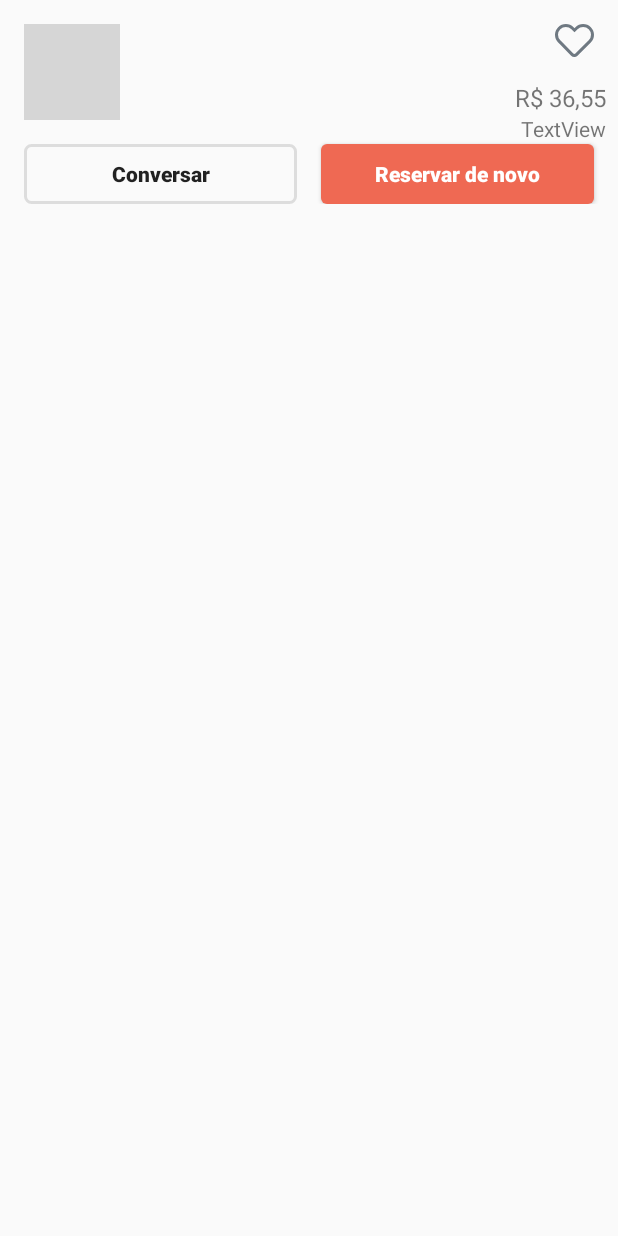
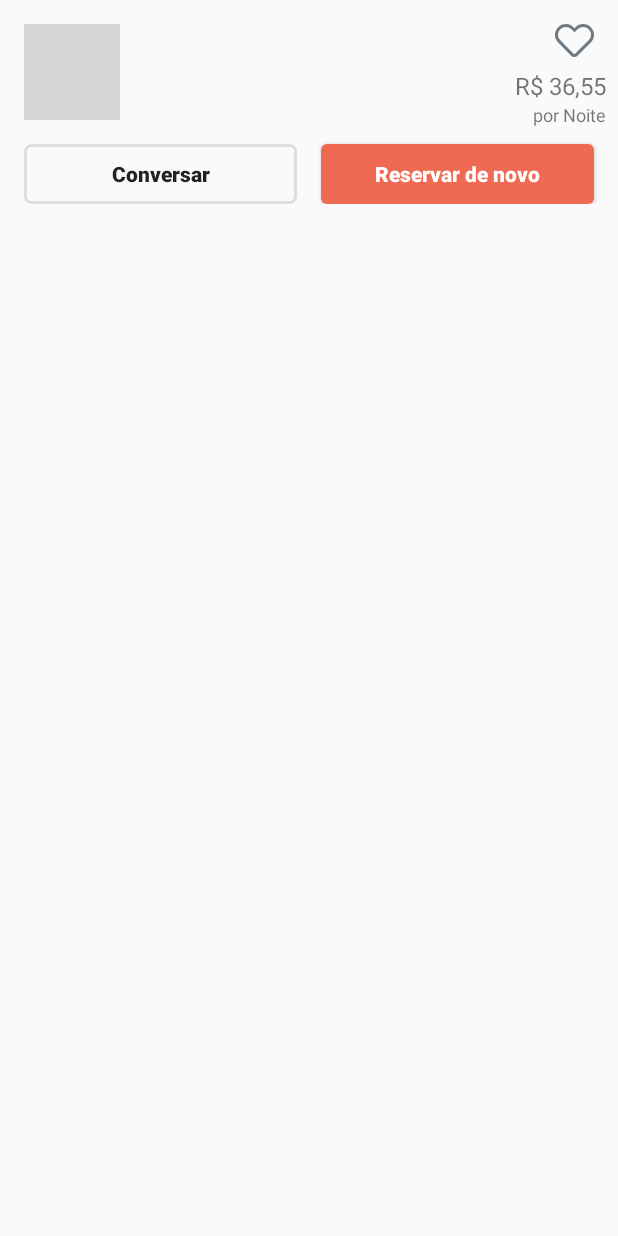
Before and after one commit to GabriellCosta/DogHero, an Android app: the layout list_item_dog_hero.xml on its own in the app's theme, with its tools: preview values and no code run, on a phone screen of 412 x 824 dp. Run offline under Robolectric (Android 15) with nearby library versions, the phone set to English and light mode, and no system bars; grey boxes are pictures that could not be loaded.

Commit message:
Add sub title for hero price

```diff
--- a/feature/myHero/src/main/res/layout/list_item_dog_hero.xml
+++ b/feature/myHero/src/main/res/layout/list_item_dog_hero.xml
@@ -88,7 +88,7 @@
     android:id="@+id/txt_list_item_hero_price"
     android:layout_width="wrap_content"
     android:layout_height="wrap_content"
-    android:layout_marginTop="@dimen/mediumSpace"
+    android:layout_marginTop="@dimen/smallSpace"
     android:layout_marginEnd="@dimen/smallSpace"
     tools:text="R$ 36,55"
     android:textSize="16sp"
@@ -96,11 +96,12 @@
     app:layout_constraintTop_toBottomOf="@+id/btn_item_list_favorite"/>
 
   <TextView
+    android:textSize="12sp"
     android:id="@+id/txt_list_item_hero_price_tip"
     android:layout_width="wrap_content"
     android:layout_height="wrap_content"
     android:layout_marginEnd="@dimen/smallSpace"
-    android:text="TextView"
+    android:text="@string/list_item_price_description"
     app:layout_constraintEnd_toEndOf="parent"
     app:layout_constraintTop_toBottomOf="@+id/txt_list_item_hero_price"
     />
--- a/feature/myHero/src/main/res/values/strings.xml
+++ b/feature/myHero/src/main/res/values/strings.xml
@@ -7,4 +7,5 @@
   <string name="hero_item_list_favorite_unselected">Hero não favoritado, clique para favoritar</string>
   <string name="hero_item_list_super_hero_content_description">É um superhero</string>
   <string name="hero_list_title">Meus Heróis</string>
+  <string name="list_item_price_description">por Noite</string>
 </resources>
```
